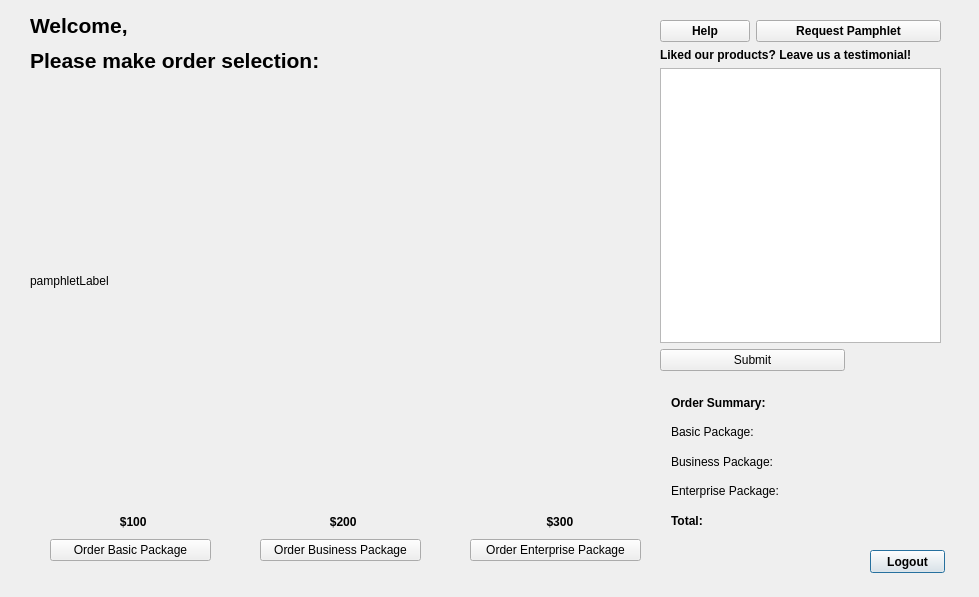
Before: the Qt Designer form Project/customerwindow.ui in nhitz/CS1CProject2, drawn with Qt 5.
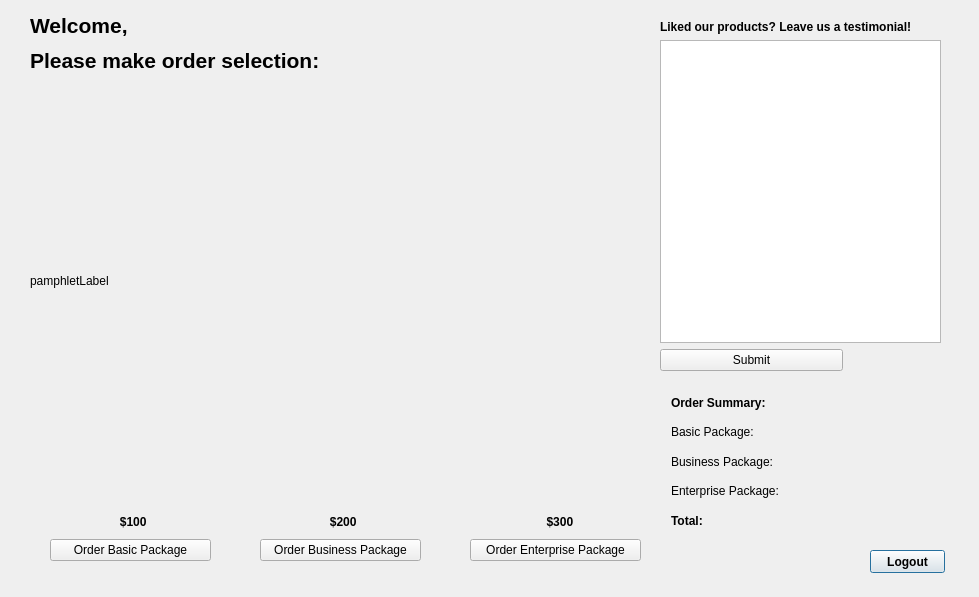
After: the same form once the commit is applied.

Commit message: Removed 'help' and 'request pamphlet' features due to budget cuts

Diff of the .ui file:
```diff
--- a/Project/customerwindow.ui
+++ b/Project/customerwindow.ui
@@ -210,7 +210,7 @@
     <string/>
    </property>
   </widget>
-  <widget class="QWidget" name="">
+  <widget class="QWidget" name="layoutWidget">
    <property name="geometry">
     <rect>
      <x>660</x>
@@ -220,33 +220,10 @@
     </rect>
    </property>
    <layout class="QGridLayout" name="gridLayout_2">
-    <item row="0" column="0">
-     <widget class="QPushButton" name="pushButton_4">
-      <property name="font">
-       <font>
-        <weight>75</weight>
-        <bold>true</bold>
-       </font>
-      </property>
-      <property name="text">
-       <string>Help</string>
-      </property>
-     </widget>
-    </item>
-    <item row="0" column="1" colspan="2">
-     <widget class="QPushButton" name="pushButton_5">
-      <property name="font">
-       <font>
-        <weight>75</weight>
-        <bold>true</bold>
-       </font>
-      </property>
-      <property name="text">
-       <string>Request Pamphlet</string>
-      </property>
-     </widget>
-    </item>
     <item row="1" column="0" colspan="3">
+     <widget class="QTextEdit" name="testimonialText"/>
+    </item>
+    <item row="0" column="0" colspan="3">
      <widget class="QLabel" name="label_5">
       <property name="font">
        <font>
@@ -259,17 +236,14 @@
       </property>
      </widget>
     </item>
-    <item row="2" column="0" colspan="3">
-     <widget class="QTextEdit" name="testimonialText"/>
-    </item>
-    <item row="3" column="0" colspan="2">
+    <item row="2" column="0" colspan="2">
      <widget class="QPushButton" name="submitTestimonyButton">
       <property name="text">
        <string>Submit</string>
       </property>
      </widget>
     </item>
-    <item row="3" column="2">
+    <item row="2" column="2">
      <widget class="QLabel" name="thanksLabel">
       <property name="text">
        <string/>
@@ -278,7 +252,7 @@
     </item>
    </layout>
   </widget>
-  <widget class="QWidget" name="">
+  <widget class="QWidget" name="layoutWidget">
    <property name="geometry">
     <rect>
      <x>671</x>
```
The commit also changes 1 other file.
